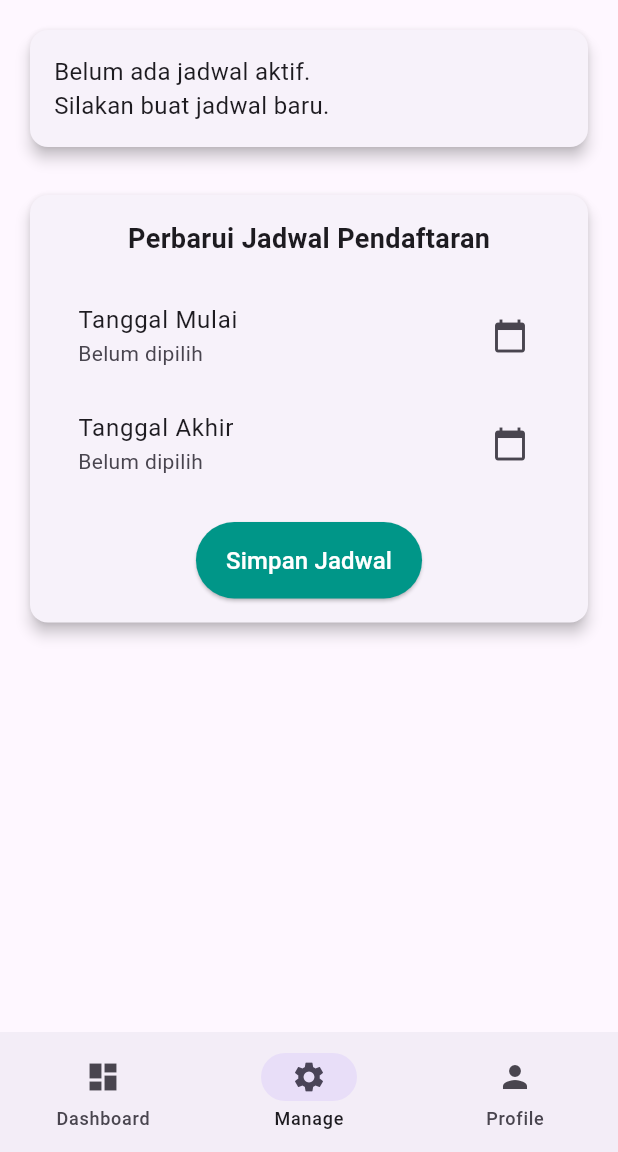
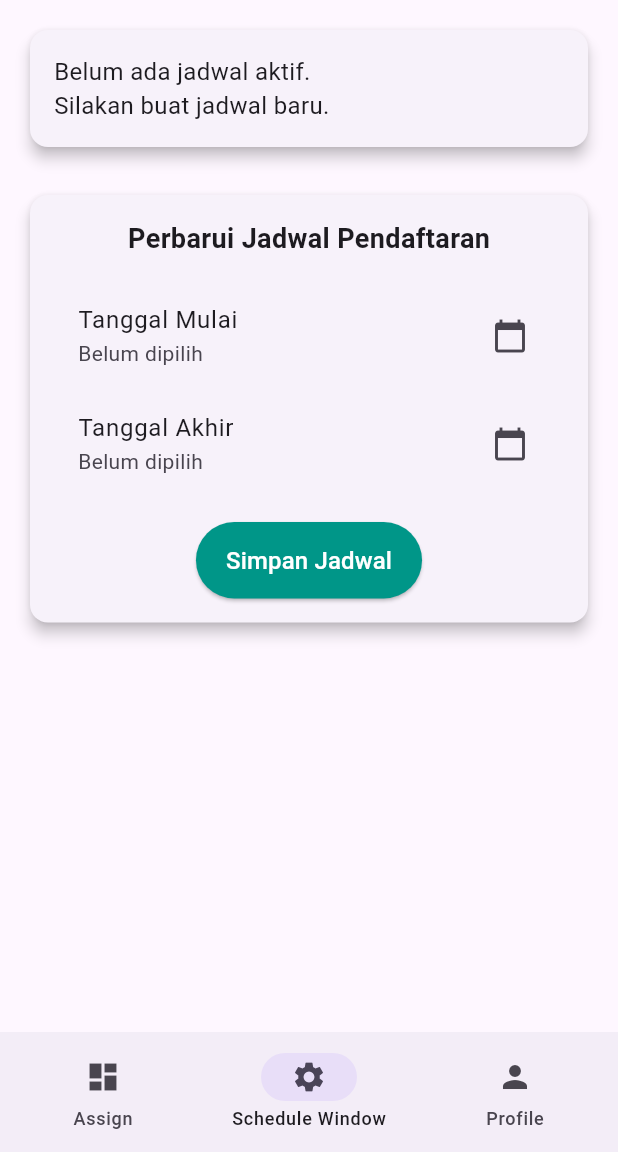
Before and after one commit to Drylius/Beetle, a Flutter app: the MainScreenAdmin screen opened directly, item 2 of the bottom bar chosen, on a phone screen of 412 x 824 dp, the part 84-1236 px from its top. Run offline on Flutter 3.47's test engine with Material 3 defaults, Android fonts, the phone set to English and light mode, and no system bars; our stand-ins replace cloud_firestore, firebase_auth, firebase_core; accounts and stored records are empty; generated files the repository leaves out were written again.

Commit message:
adjusting bottom navbar's names

```diff
--- a/lib/pages/admin/main_screen_admin.dart
+++ b/lib/pages/admin/main_screen_admin.dart
@@ -34,11 +34,11 @@ class _MainScreenAdminState extends State<MainScreenAdmin> {
         destinations: const [
           NavigationDestination(
             icon: Icon(Icons.dashboard),
-            label: "Dashboard",
+            label: "Assign",
           ),
           NavigationDestination(
             icon: Icon(Icons.settings),
-            label: "Manage",
+            label: "Schedule Window",
           ),
           NavigationDestination(
             icon: Icon(Icons.person),
```
